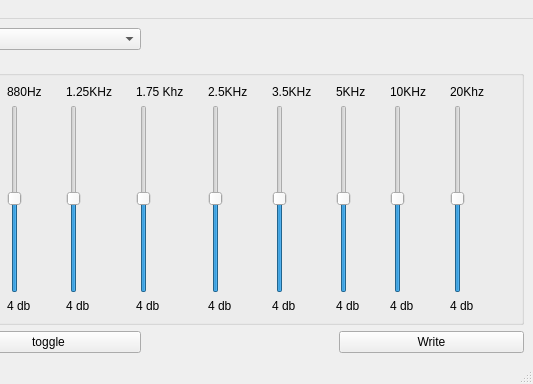
Old version of the form pequalizer/mainwindow.ui in the repository netpipe/PulseAudioEQ; both pictures show x 436 to 969 and y 0 to 384 of the 969 by 384 pixel window.
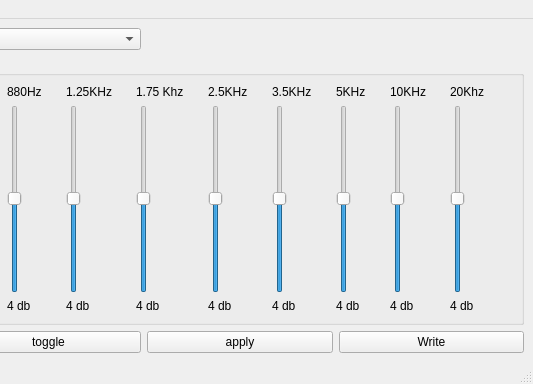
New version of the form.

Diff of the .ui file:
```diff
--- a/pequalizer/mainwindow.ui
+++ b/pequalizer/mainwindow.ui
@@ -428,6 +428,13 @@
       </layout>
      </widget>
     </item>
+    <item row="2" column="5">
+     <widget class="QPushButton" name="applybtn">
+      <property name="text">
+       <string>apply</string>
+      </property>
+     </widget>
+    </item>
    </layout>
   </widget>
   <widget class="QMenuBar" name="menubar">
```
